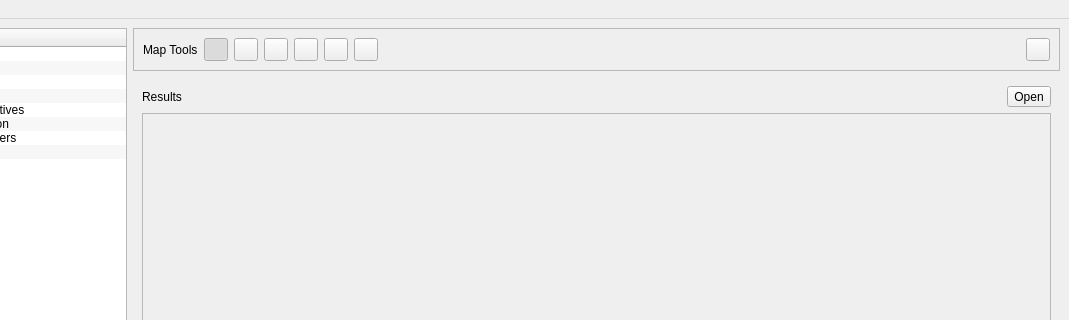
firelab/wfips, file irs/src/gui/wfipsmainwindow.ui: the form before one commit; both pictures show x 138 to 1207 and y 0 to 320 of the 1207 by 806 pixel window.
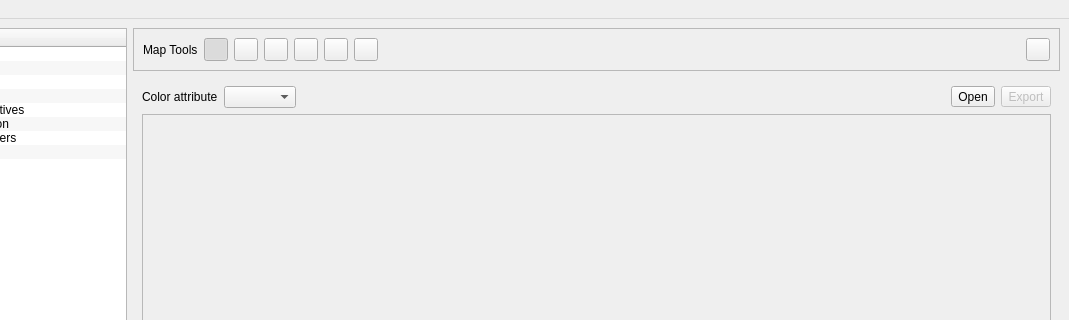
The form after the commit.

Commit message: add color to maps, stub in ogr export

Patch:
```diff
--- a/irs/src/gui/wfipsmainwindow.ui
+++ b/irs/src/gui/wfipsmainwindow.ui
@@ -2359,14 +2359,46 @@
             <item>
              <widget class="QLabel" name="label_5">
               <property name="text">
-               <string>Results</string>
+               <string>Color attribute</string>
               </property>
              </widget>
             </item>
+            <item>
+             <widget class="QComboBox" name="resultAttComboBox"/>
+            </item>
+            <item>
+             <spacer name="horizontalSpacer_27">
+              <property name="orientation">
+               <enum>Qt::Horizontal</enum>
+              </property>
+              <property name="sizeHint" stdset="0">
+               <size>
+                <width>40</width>
+                <height>20</height>
+               </size>
+              </property>
+             </spacer>
+            </item>
             <item>
              <widget class="QToolButton" name="openResultsButton">
               <property name="text">
                <string>Open</string>
+              </property>
+              <property name="toolButtonStyle">
+               <enum>Qt::ToolButtonTextBesideIcon</enum>
+              </property>
+             </widget>
+            </item>
+            <item>
+             <widget class="QToolButton" name="exportResultButton">
+              <property name="enabled">
+               <bool>false</bool>
+              </property>
+              <property name="text">
+               <string>Export</string>
+              </property>
+              <property name="toolButtonStyle">
+               <enum>Qt::ToolButtonTextBesideIcon</enum>
               </property>
              </widget>
             </item>
```
The commit also changes 2 other files.
